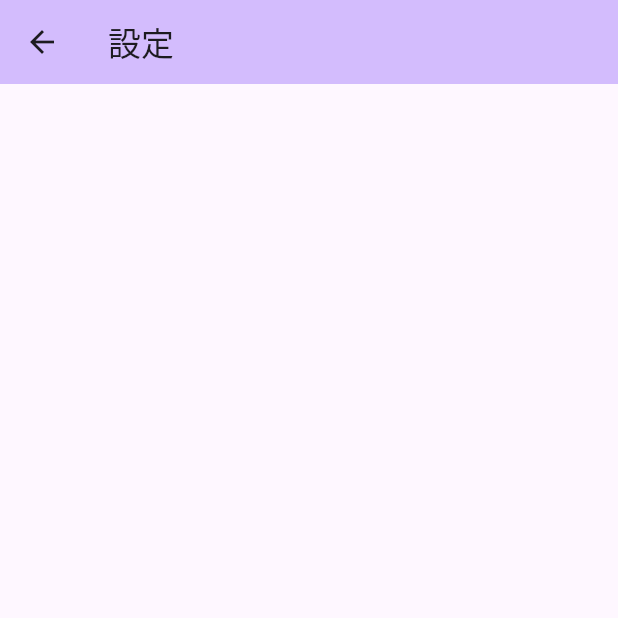
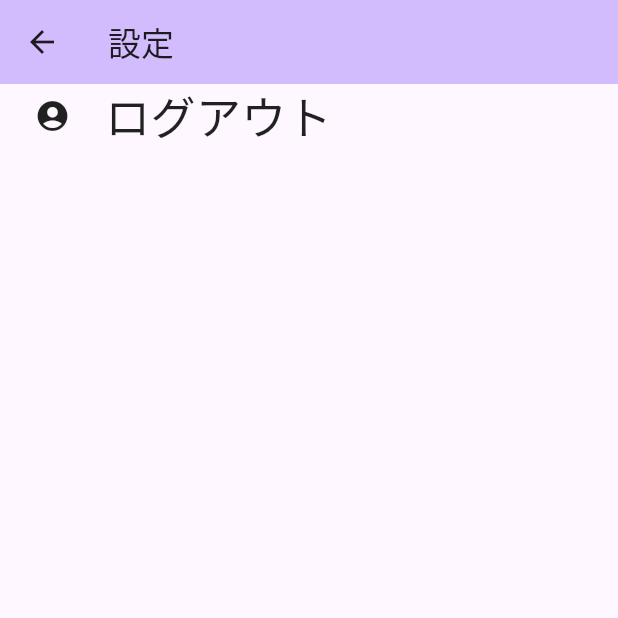
Before and after one commit to diapp0227/diapp_flutter, a Flutter app: the SettingPage screen opened directly, on a phone screen of 412 x 824 dp, the top half of it. Run offline on Flutter 3.47's test engine with Material 3 defaults, Android fonts, the phone set to English and light mode, and no system bars; our stand-ins replace firebase_auth, firebase_core, table_calendar; accounts and stored records are empty; network calls fail.

Commit message:
[Add]ボタン押下でアカウントログインを実施するように対応

```diff
--- a/diapp/lib/view/SettingWidget.dart
+++ b/diapp/lib/view/SettingWidget.dart
@@ -1,3 +1,5 @@
+import 'package:diapp/utils/AuthAccess.dart';
+import 'package:diapp/utils/FirebaseSettings.dart';
 import 'package:flutter/material.dart';
 
 class SettingPage extends StatefulWidget {
@@ -15,6 +17,49 @@ class _SettingPageState extends State<SettingPage> {
           backgroundColor: Theme.of(context).colorScheme.inversePrimary,
           title: Text("設定"),
         ),
-        body: Column());
+        body: Column(
+            children: <Widget>[
+              InkWell(
+                onTap: () async {
+                  try {
+                  // User Registration
+                  AuthAccess auth = AuthAccess();
+                  await auth.signIn("diapp0227@gmail.com", "hogehoge");
+                  } catch (e) {
+                  // Failed User Information
+                  print("エラーコード: ${ e }");
+                  }
+                },
+                child:
+                Container(
+                    child: Row(
+                      children: [
+                        SizedBox(
+                          width: 20,
+                        ),
+                        Container(
+                            width: 30,
+                            height: 30,
+                            child: Icon(Icons.account_circle)
+                        ),
+                        SizedBox(
+                          width: 20,
+                        ),
+                        Align(
+                          alignment: Alignment.centerLeft,
+                          child: Text(
+                            "ログアウト",
+                            style: TextStyle(
+                              color: Colors.black87,
+                              fontSize: 30,
+                            ),
+                          ),
+                        ),
+                      ],
+                    )
+                ),
+              ),
+            ]
+        ));
   }
 }
```
Also changed, not shown: diapp/lib/main.dart (+8 -1 lines), diapp/lib/utils/AuthAccess.dart (+30 -0 lines), diapp/lib/utils/FirebaseSettings.dart (added, +23 -0 lines).
